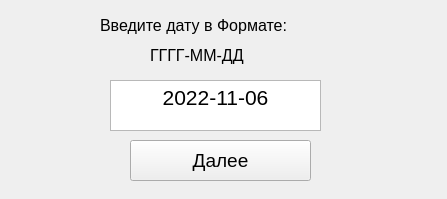
Before: the Qt Designer form date_change.ui in cwerti/QT_project_for_lms, drawn with Qt 5.
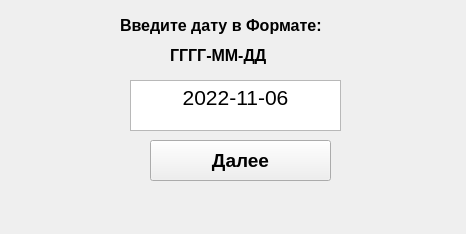
After: the same form once the commit is applied.

What changed in the file:
```diff
--- a/date_change.ui
+++ b/date_change.ui
@@ -2,21 +2,31 @@
 <ui version="4.0">
  <class>Form</class>
  <widget class="QWidget" name="Form">
+  <property name="enabled">
+   <bool>true</bool>
+  </property>
   <property name="geometry">
    <rect>
     <x>0</x>
     <y>0</y>
-    <width>447</width>
-    <height>199</height>
+    <width>466</width>
+    <height>234</height>
    </rect>
   </property>
+  <property name="font">
+   <font>
+    <pointsize>9</pointsize>
+    <weight>75</weight>
+    <bold>true</bold>
+   </font>
+  </property>
   <property name="windowTitle">
    <string>Form</string>
   </property>
   <widget class="QLabel" name="label">
    <property name="geometry">
     <rect>
-     <x>100</x>
+     <x>120</x>
      <y>0</y>
      <width>251</width>
      <height>51</height>
@@ -34,7 +44,7 @@
   <widget class="QLabel" name="label_2">
    <property name="geometry">
     <rect>
-     <x>150</x>
+     <x>170</x>
      <y>30</y>
      <width>251</width>
      <height>51</height>
@@ -50,9 +60,12 @@
    </property>
   </widget>
   <widget class="QTextEdit" name="date">
+   <property name="enabled">
+    <bool>true</bool>
+   </property>
    <property name="geometry">
     <rect>
-     <x>110</x>
+     <x>130</x>
      <y>80</y>
      <width>211</width>
      <height>51</height>
@@ -77,7 +90,7 @@
   <widget class="QPushButton" name="next">
    <property name="geometry">
     <rect>
-     <x>130</x>
+     <x>150</x>
      <y>140</y>
      <width>181</width>
      <height>41</height>
@@ -92,6 +105,66 @@
     <string>Далее</string>
    </property>
   </widget>
+  <widget class="QLabel" name="error">
+   <property name="enabled">
+    <bool>true</bool>
+   </property>
+   <property name="geometry">
+    <rect>
+     <x>20</x>
+     <y>190</y>
+     <width>441</width>
+     <height>21</height>
+    </rect>
+   </property>
+   <property name="palette">
+    <palette>
+     <active>
+      <colorrole role="WindowText">
+       <brush brushstyle="SolidPattern">
+        <color alpha="255">
+         <red>255</red>
+         <green>0</green>
+         <blue>0</blue>
+        </color>
+       </brush>
+      </colorrole>
+     </active>
+     <inactive>
+      <colorrole role="WindowText">
+       <brush brushstyle="SolidPattern">
+        <color alpha="255">
+         <red>255</red>
+         <green>0</green>
+         <blue>0</blue>
+        </color>
+       </brush>
+      </colorrole>
+     </inactive>
+     <disabled>
+      <colorrole role="WindowText">
+       <brush brushstyle="SolidPattern">
+        <color alpha="255">
+         <red>120</red>
+         <green>120</green>
+         <blue>120</blue>
+        </color>
+       </brush>
+      </colorrole>
+     </disabled>
+    </palette>
+   </property>
+   <property name="font">
+    <font>
+     <pointsize>10</pointsize>
+     <weight>75</weight>
+     <bold>true</bold>
+    </font>
+   </property>
+   <property name="text">
+    <string>&lt;html&gt;&lt;head/&gt;&lt;body&gt;&lt;p align=&quot;center&quot;&gt;&lt;br/&gt;&lt;/p&gt;&lt;/body&gt;&lt;/html&gt;</string>
+   </property>
+  </widget>
  </widget>
  <resources/>
  <connections/>
```
